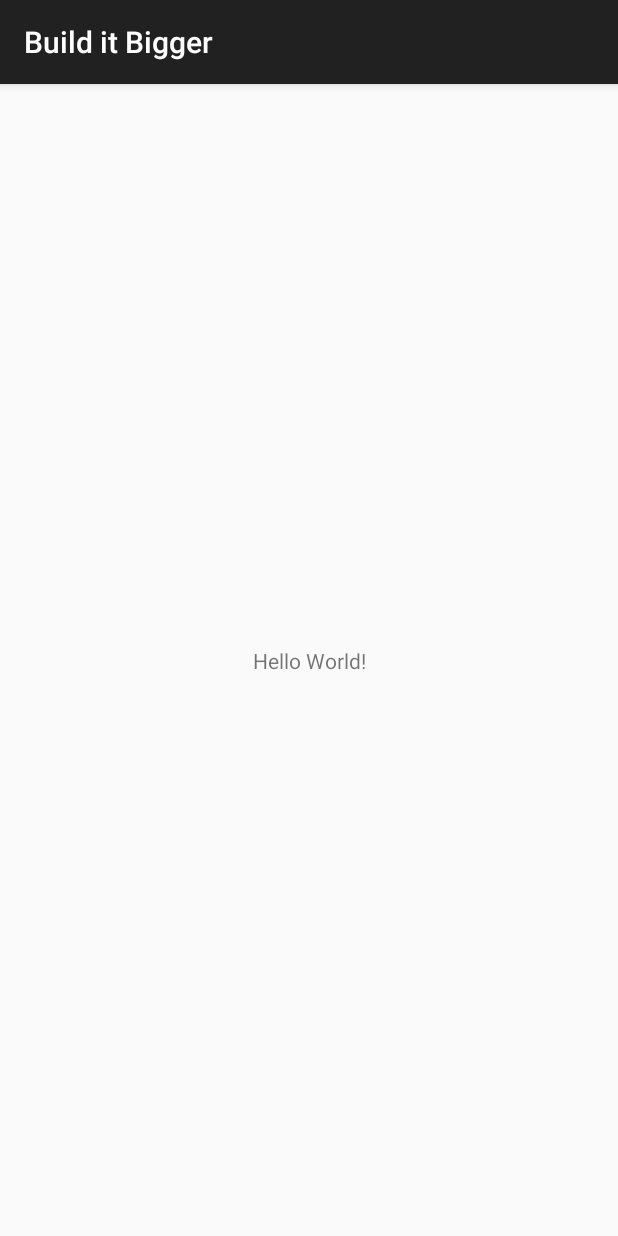
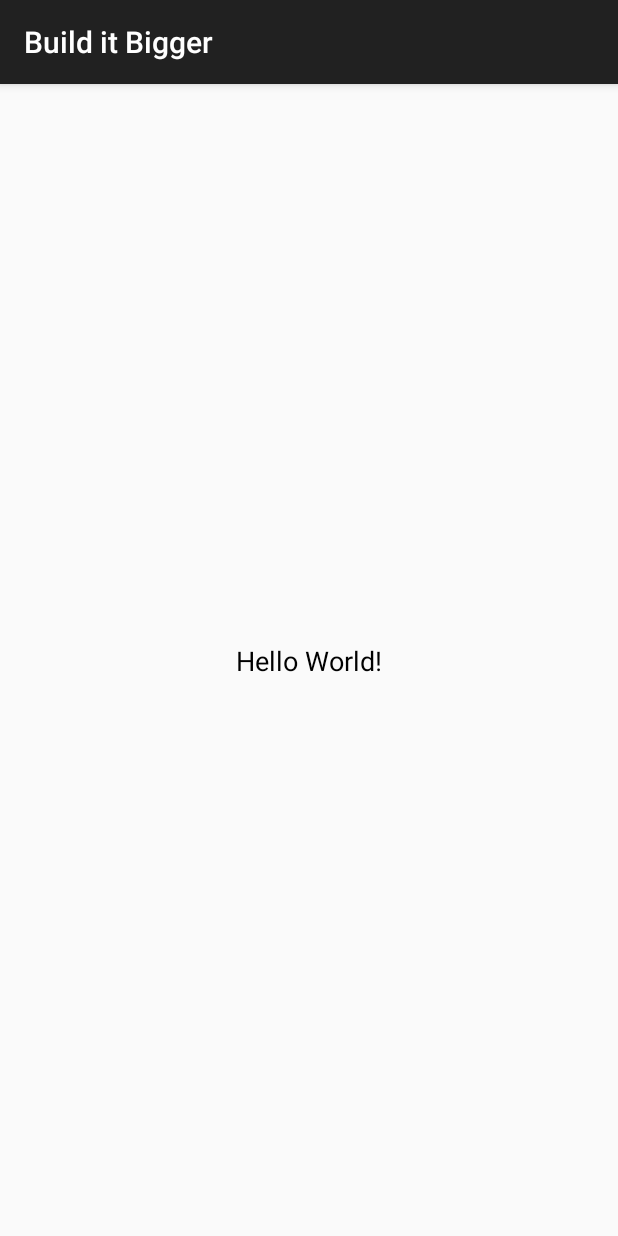
Before and after one commit to amy6/JokeWizard, an Android app: the JokeActivity screen opened directly, with no data from a screen before it, on a phone screen of 412 x 824 dp. Run offline under Robolectric (Android 15) with nearby library versions, the phone set to English and light mode, and no system bars.

Commit message:
update activity ui

```diff
--- a/jokeactivity/src/main/res/layout/activity_joke.xml
+++ b/jokeactivity/src/main/res/layout/activity_joke.xml
@@ -15,7 +15,15 @@
             android:id="@+id/joke_text"
             android:layout_width="wrap_content"
             android:layout_height="wrap_content"
+            android:layout_marginStart="16dp"
+            android:layout_marginLeft="16dp"
+            android:layout_marginTop="16dp"
+            android:layout_marginEnd="16dp"
+            android:layout_marginRight="16dp"
+            android:layout_marginBottom="16dp"
             android:text="Hello World!"
+            android:textColor="@android:color/black"
+            android:textAppearance="?android:textAppearanceMedium"
             app:layout_constraintBottom_toBottomOf="parent"
             app:layout_constraintEnd_toEndOf="parent"
             app:layout_constraintStart_toStartOf="parent"
```
Also changed, not shown: 1 other file.
